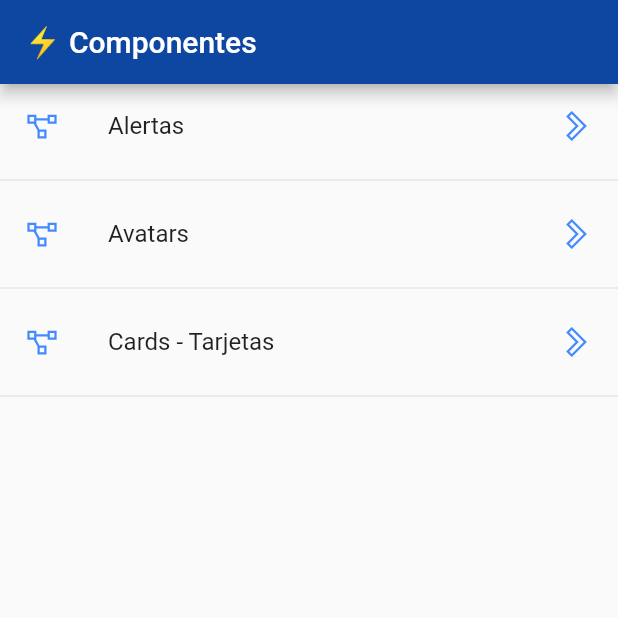
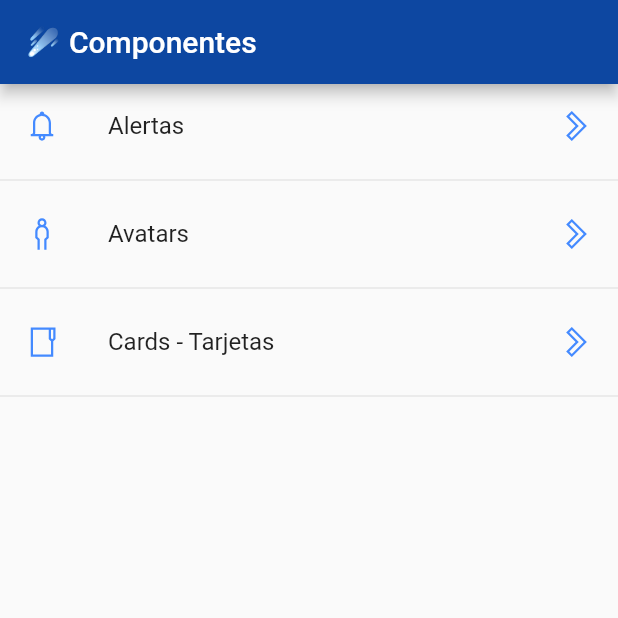
Before and after one commit to luisalbertmschz/Flutter-Components_AppV3, a Flutter app: the screen it shows after launch, on a phone screen of 412 x 824 dp, the top half of it. Run offline on Flutter 3.47's test engine with Material 2 defaults, Android fonts, the phone set to English and light mode, and no system bars; our stand-ins replace line_icons.

Commit message:
🔄 Iconos Dinámicos con data desde un archivo JSON

```diff
--- a/lib/data/menu_opts.json
+++ b/lib/data/menu_opts.json
@@ -3,17 +3,17 @@
     "rutas" : [
         {
             "ruta" : "alert",
-            "icon" : "add_alert",
+            "icon" : "bell",
             "texto": "Alertas"
         },
         {
             "ruta" : "avatar",
-            "icon" : "accessibility",
+            "icon" : "male",
             "texto": "Avatars"
         },
         {
             "ruta" : "card",
-            "icon" : "folder_open",
+            "icon" : "folder",
             "texto": "Cards - Tarjetas"
         }
     ]
--- a/lib/src/pages/home_page.dart
+++ b/lib/src/pages/home_page.dart
@@ -1,4 +1,5 @@
 import 'package:components_app_v3/src/providers/menu_provider.dart';
+import 'package:components_app_v3/src/util/icon_string_util.dart';
 import 'package:flutter/material.dart';
 import 'package:line_icons/line_icons.dart';
 
@@ -8,7 +9,7 @@ class HomePage extends StatelessWidget {
   Widget build(BuildContext context) {
     return Scaffold(
      appBar: AppBar(
-       title: Text('⚡ Componentes '),
+       title: Text('☄ Componentes '),
        backgroundColor: Colors.blue[900]
      ),
      body: _lista(),
@@ -56,7 +57,7 @@ return FutureBuilder(
       final widgetTemp = ListTile(
 
         title: Text( opt['texto']),
-        leading: Icon(LineIcons.projectDiagram, color: Colors.blueAccent),
+        leading: getIcon(opt['icon']),
         trailing: Icon(LineIcons.chevronRight, color: Colors.blueAccent),
         onTap:  (){ },
 
--- /dev/null
+++ b/lib/src/util/icon_string_util.dart
@@ -0,0 +1,22 @@
+
+import 'package:flutter/material.dart';
+
+import 'package:line_icons/line_icons.dart';
+
+
+final _icons = <String, IconData>{
+
+
+'bell'   : LineIcons.bell,
+'male'   : LineIcons.male,
+'folder' : LineIcons.folder,
+
+};
+
+Icon getIcon ( String nombreicono ) {
+
+  return Icon(_icons[nombreicono], color: Colors.blueAccent);
+
+
+
+}
```
Also changed, not shown: lib/data/pictures/IconsNew.jpg (added), 1 other file.
